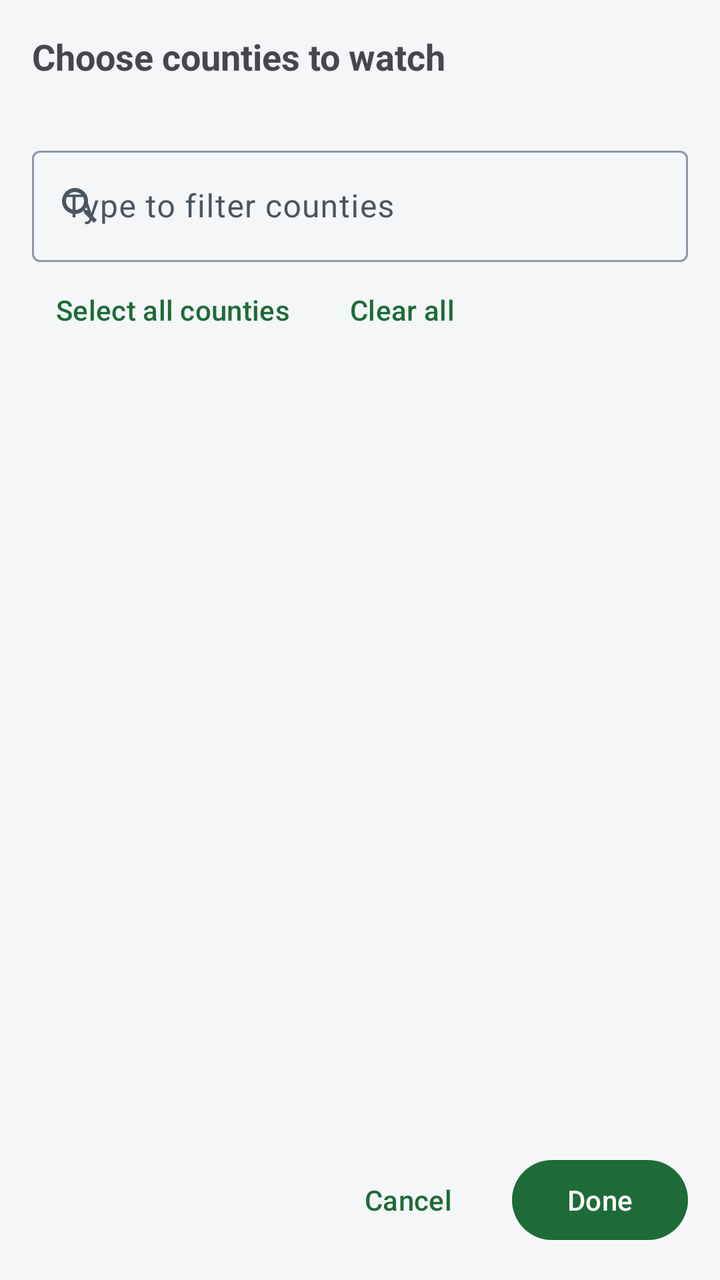
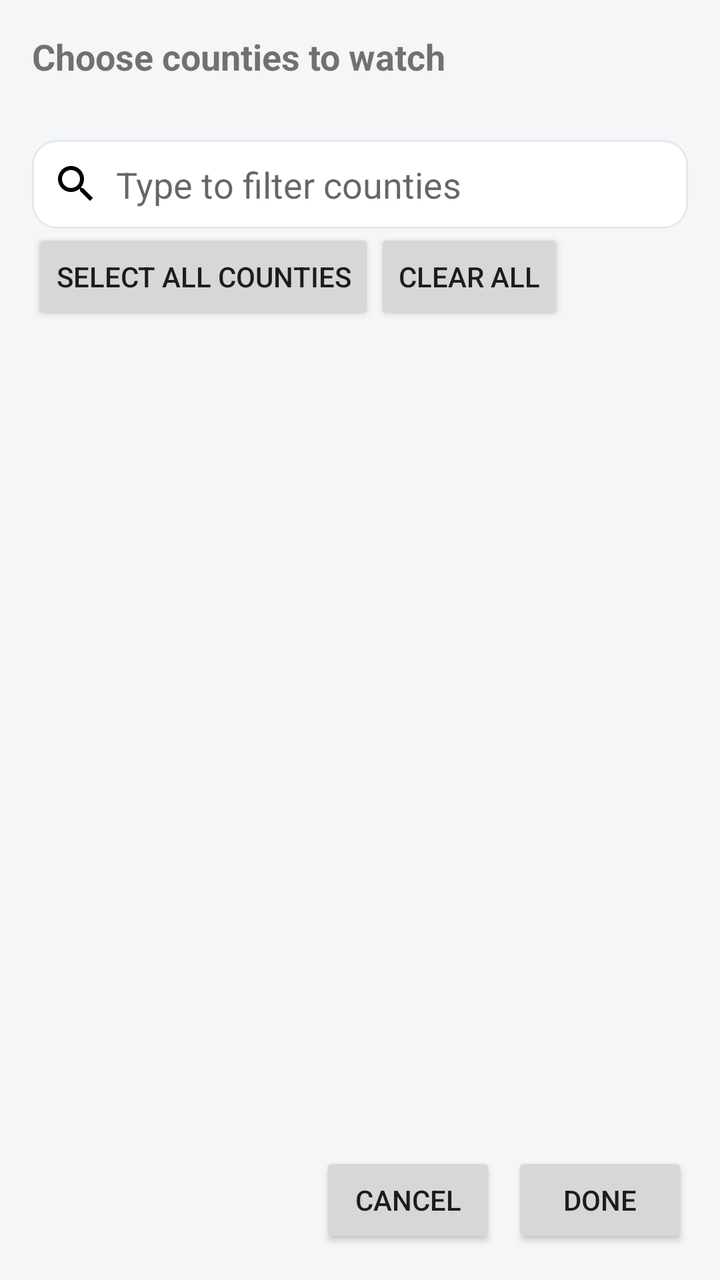

The first picture is an Android layout as it rendered before a commit; the second is the same layout after the commit. The layout source and the unified diff follow.
<!-- AndroidManifest.xml: application theme Theme.Kyron -->
<!-- res/layout/dialog_county_picker.xml -->
<?xml version="1.0" encoding="utf-8"?>
<LinearLayout xmlns:android="http://schemas.android.com/apk/res/android"
    xmlns:app="http://schemas.android.com/apk/res-auto"
    android:layout_width="match_parent"
    android:layout_height="match_parent"
    android:orientation="vertical"
    android:padding="16dp">

    <TextView
        android:layout_width="match_parent"
        android:layout_height="wrap_content"
        android:text="Choose counties to watch"
        android:textSize="18sp"
        android:textStyle="bold" />

    <TextView
        android:id="@+id/picker_count"
        android:layout_width="match_parent"
        android:layout_height="wrap_content"
        android:layout_marginTop="2dp"
        android:textColor="@color/muted"
        android:textSize="13sp" />

    <com.google.android.material.textfield.TextInputLayout
        style="@style/Widget.Material3.TextInputLayout.OutlinedBox"
        android:layout_width="match_parent"
        android:layout_height="wrap_content"
        android:layout_marginTop="10dp"
        android:hint="Type to filter counties"
        app:startIconDrawable="@drawable/ic_search">

        <com.google.android.material.textfield.TextInputEditText
            android:id="@+id/picker_search"
            android:layout_width="match_parent"
            android:layout_height="wrap_content"
            android:inputType="text"
            android:maxLines="1" />
    </com.google.android.material.textfield.TextInputLayout>

    <LinearLayout
        android:layout_width="match_parent"
        android:layout_height="wrap_content"
        android:orientation="horizontal">

        <com.google.android.material.button.MaterialButton
            android:id="@+id/picker_all"
            style="@style/Widget.Material3.Button.TextButton"
            android:layout_width="wrap_content"
            android:layout_height="wrap_content"
            android:text="Select all counties" />

        <com.google.android.material.button.MaterialButton
            android:id="@+id/picker_clear"
            style="@style/Widget.Material3.Button.TextButton"
            android:layout_width="wrap_content"
            android:layout_height="wrap_content"
            android:text="Clear all" />
    </LinearLayout>

    <ListView
        android:id="@+id/picker_list"
        android:layout_width="match_parent"
        android:layout_height="0dp"
        android:layout_weight="1"
        android:choiceMode="multipleChoice" />

    <LinearLayout
        android:layout_width="match_parent"
        android:layout_height="wrap_content"
        android:layout_gravity="end"
        android:gravity="end"
        android:orientation="horizontal">

        <com.google.android.material.button.MaterialButton
            android:id="@+id/picker_cancel"
            style="@style/Widget.Material3.Button.TextButton"
            android:layout_width="wrap_content"
            android:layout_height="wrap_content"
            android:text="Cancel" />

        <com.google.android.material.button.MaterialButton
            android:id="@+id/picker_done"
            android:layout_width="wrap_content"
            android:layout_height="wrap_content"
            android:layout_marginStart="8dp"
            android:text="Done" />
    </LinearLayout>
</LinearLayout>
<!-- resources referenced by this layout -->
<resources>
  <color name="muted">#6B7885</color>
  <!-- drawable ic_search (drawable) -->
  <?xml version="1.0" encoding="utf-8"?>
  <vector xmlns:android="http://schemas.android.com/apk/res/android"
      android:width="24dp" android:height="24dp"
      android:viewportWidth="24" android:viewportHeight="24">
      <path android:fillColor="#FF000000" android:pathData="M15.5,14h-0.79l-0.28,-0.27C15.41,12.59 16,11.11 16,9.5 16,5.91 13.09,3 9.5,3S3,5.91 3,9.5 5.91,16 9.5,16c1.61,0 3.09,-0.59 4.23,-1.57l0.27,0.28v0.79l5,4.99L20.49,19l-4.99,-5zM9.5,14C7.01,14 5,11.99 5,9.5S7.01,5 9.5,5 14,7.01 14,9.5 11.99,14 9.5,14z"/>
  </vector>
  <style name="Theme.Kyron" parent="Theme.Material3.Light.NoActionBar">
          <item name="colorPrimary">#1E6B38</item>
          <item name="colorOnPrimary">#FFFFFF</item>
          <item name="colorPrimaryContainer">#CDEBD2</item>
          <item name="colorOnPrimaryContainer">#0A2A16</item>
          <item name="colorSecondary">#4F6353</item>
          <item name="colorOnSecondary">#FFFFFF</item>
          <item name="colorSecondaryContainer">#DAE7DB</item>
          <item name="colorOnSecondaryContainer">#16281B</item>
          <item name="colorTertiary">#2F5D62</item>
          <item name="colorOnTertiary">#FFFFFF</item>
          <item name="colorError">#B3261E</item>
          <item name="colorOnError">#FFFFFF</item>
          <item name="colorSurface">#FFFFFF</item>
          <item name="colorOnSurface">#1D2733</item>
          <item name="colorSurfaceVariant">#E7EDE9</item>
          <item name="colorOnSurfaceVariant">#4A5560</item>
          <item name="colorOutline">#8A97A5</item>
          <item name="android:colorBackground">#F4F6F8</item>
          <item name="android:statusBarColor">#123C26</item>
          <item name="android:windowLightStatusBar">false</item>
          <item name="android:navigationBarColor">#FFFFFF</item>
          <item name="android:windowLightNavigationBar">true</item>
      </style>
</resources>

<!-- the commit's change to res/layout/dialog_county_picker.xml (unified diff, before → after) -->
@@ -1,6 +1,5 @@
 <?xml version="1.0" encoding="utf-8"?>
 <LinearLayout xmlns:android="http://schemas.android.com/apk/res/android"
-    xmlns:app="http://schemas.android.com/apk/res-auto"
     android:layout_width="match_parent"
     android:layout_height="match_parent"
     android:orientation="vertical"
@@ -21,37 +20,32 @@
         android:textColor="@color/muted"
         android:textSize="13sp" />
 
-    <com.google.android.material.textfield.TextInputLayout
-        style="@style/Widget.Material3.TextInputLayout.OutlinedBox"
+    <EditText
+        android:id="@+id/picker_search"
         android:layout_width="match_parent"
         android:layout_height="wrap_content"
         android:layout_marginTop="10dp"
+        android:background="@drawable/card_bg"
+        android:drawableStart="@drawable/ic_search"
+        android:drawablePadding="8dp"
         android:hint="Type to filter counties"
-        app:startIconDrawable="@drawable/ic_search">
-
-        <com.google.android.material.textfield.TextInputEditText
-            android:id="@+id/picker_search"
-            android:layout_width="match_parent"
-            android:layout_height="wrap_content"
-            android:inputType="text"
-            android:maxLines="1" />
-    </com.google.android.material.textfield.TextInputLayout>
+        android:inputType="text"
+        android:maxLines="1"
+        android:padding="10dp" />
 
     <LinearLayout
         android:layout_width="match_parent"
         android:layout_height="wrap_content"
         android:orientation="horizontal">
 
-        <com.google.android.material.button.MaterialButton
+        <Button
             android:id="@+id/picker_all"
-            style="@style/Widget.Material3.Button.TextButton"
             android:layout_width="wrap_content"
             android:layout_height="wrap_content"
             android:text="Select all counties" />
 
-        <com.google.android.material.button.MaterialButton
+        <Button
             android:id="@+id/picker_clear"
-            style="@style/Widget.Material3.Button.TextButton"
             android:layout_width="wrap_content"
             android:layout_height="wrap_content"
             android:text="Clear all" />
@@ -71,14 +65,13 @@
         android:gravity="end"
         android:orientation="horizontal">
 
-        <com.google.android.material.button.MaterialButton
+        <Button
             android:id="@+id/picker_cancel"
-            style="@style/Widget.Material3.Button.TextButton"
             android:layout_width="wrap_content"
             android:layout_height="wrap_content"
             android:text="Cancel" />
 
-        <com.google.android.material.button.MaterialButton
+        <Button
             android:id="@+id/picker_done"
             android:layout_width="wrap_content"
             android:layout_height="wrap_content"
<!-- resource entries referenced after the edit -->
@@ -1,6 +1,13 @@
 <!-- resources referenced by this layout -->
 <resources>
   <color name="muted">#6B7885</color>
+  <!-- drawable card_bg (drawable) -->
+  <?xml version="1.0" encoding="utf-8"?>
+  <shape xmlns:android="http://schemas.android.com/apk/res/android" android:shape="rectangle">
+      <corners android:radius="12dp" />
+      <solid android:color="#FFFFFF" />
+      <stroke android:width="1dp" android:color="#E3E8EE" />
+  </shape>
   <!-- drawable ic_search (drawable) -->
   <?xml version="1.0" encoding="utf-8"?>
   <vector xmlns:android="http://schemas.android.com/apk/res/android"
@@ -8,24 +15,10 @@
       android:viewportWidth="24" android:viewportHeight="24">
       <path android:fillColor="#FF000000" android:pathData="M15.5,14h-0.79l-0.28,-0.27C15.41,12.59 16,11.11 16,9.5 16,5.91 13.09,3 9.5,3S3,5.91 3,9.5 5.91,16 9.5,16c1.61,0 3.09,-0.59 4.23,-1.57l0.27,0.28v0.79l5,4.99L20.49,19l-4.99,-5zM9.5,14C7.01,14 5,11.99 5,9.5S7.01,5 9.5,5 14,7.01 14,9.5 11.99,14 9.5,14z"/>
   </vector>
-  <style name="Theme.Kyron" parent="Theme.Material3.Light.NoActionBar">
+  <style name="Theme.Kyron" parent="Theme.AppCompat.Light.NoActionBar">
           <item name="colorPrimary">#1E6B38</item>
-          <item name="colorOnPrimary">#FFFFFF</item>
-          <item name="colorPrimaryContainer">#CDEBD2</item>
-          <item name="colorOnPrimaryContainer">#0A2A16</item>
-          <item name="colorSecondary">#4F6353</item>
-          <item name="colorOnSecondary">#FFFFFF</item>
-          <item name="colorSecondaryContainer">#DAE7DB</item>
-          <item name="colorOnSecondaryContainer">#16281B</item>
-          <item name="colorTertiary">#2F5D62</item>
-          <item name="colorOnTertiary">#FFFFFF</item>
-          <item name="colorError">#B3261E</item>
-          <item name="colorOnError">#FFFFFF</item>
-          <item name="colorSurface">#FFFFFF</item>
-          <item name="colorOnSurface">#1D2733</item>
-          <item name="colorSurfaceVariant">#E7EDE9</item>
-          <item name="colorOnSurfaceVariant">#4A5560</item>
-          <item name="colorOutline">#8A97A5</item>
+          <item name="colorPrimaryDark">#123C26</item>
+          <item name="colorAccent">#2E7D4F</item>
           <item name="android:colorBackground">#F4F6F8</item>
           <item name="android:statusBarColor">#123C26</item>
           <item name="android:windowLightStatusBar">false</item>
